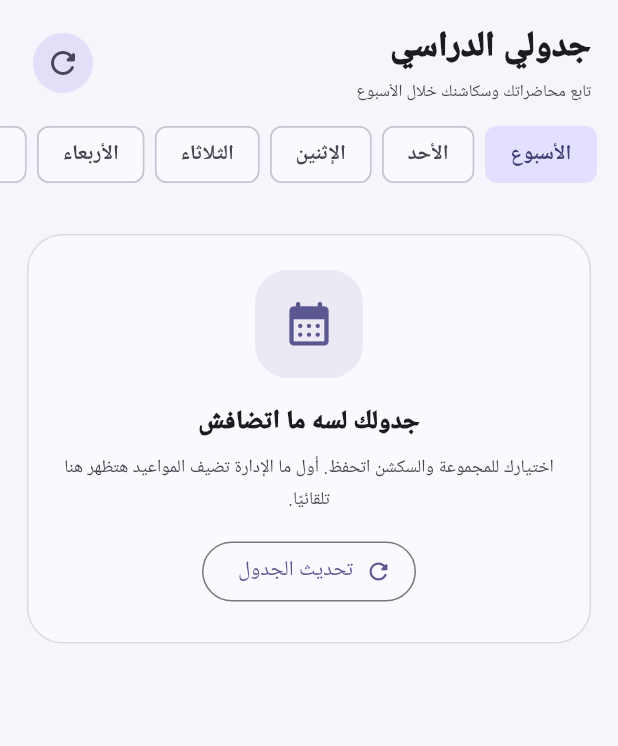
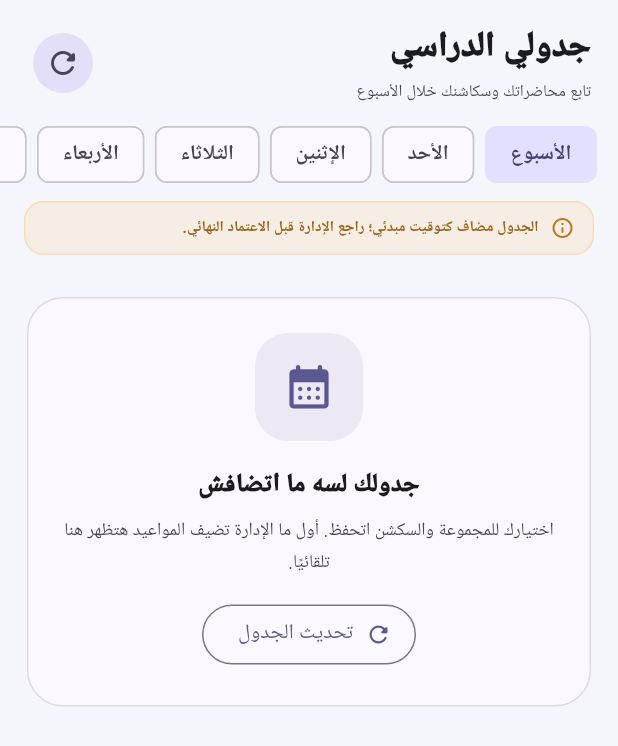
Before and after one commit to team0000-lang/AcadMind, a Flutter app: the SchedulePage widget shown alone on an empty page, opened directly, on a phone screen of 412 x 824 dp. Shown: the top 746 px of the screen. Run offline on Flutter 3.47's test engine with Material 3 defaults, Android fonts, the phone set to English and light mode, and no system bars; our stand-ins replace file_picker, flutter_local_notifications, flutter_markdown, package_info_plus, shared_preferences, supabase_flutter and 1 more; accounts and stored records are empty; network calls fail.

Commit message:
Mark imported timetable entries as provisional in the schedule UI

```diff
--- a/lib/screens/home_screen.dart
+++ b/lib/screens/home_screen.dart
@@ -789,7 +789,26 @@ class _SchedulePageState extends State<SchedulePage> {
               ],
             ),
           ),
-          const SizedBox(height: 9),
+          const SizedBox(height: 7),
+          Padding(
+            padding: const EdgeInsets.symmetric(horizontal: 16),
+            child: Container(
+              width: double.infinity,
+              padding: const EdgeInsets.symmetric(horizontal: 12, vertical: 9),
+              decoration: BoxDecoration(
+                color: const Color(0xFFFFA726).withValues(alpha: .11),
+                borderRadius: BorderRadius.circular(13),
+                border: Border.all(color: const Color(0xFFFFA726).withValues(alpha: .25)),
+              ),
+              child: const Row(children: [
+                Icon(Icons.info_outline_rounded, color: Color(0xFFB87919), size: 16),
+                SizedBox(width: 8),
+                Expanded(child: Text('الجدول مضاف كتوقيت مبدئي؛ راجع الإدارة قبل الاعتماد النهائي.',
+                  style: TextStyle(color: Color(0xFF986318), fontWeight: FontWeight.w700, fontSize: 10))),
+              ]),
+            ),
+          ),
+          const SizedBox(height: 8),
           Expanded(
             child: rows.isEmpty
                 ? ListView(padding: const EdgeInsets.fromLTRB(18, 20, 18, 30), children: [
```
